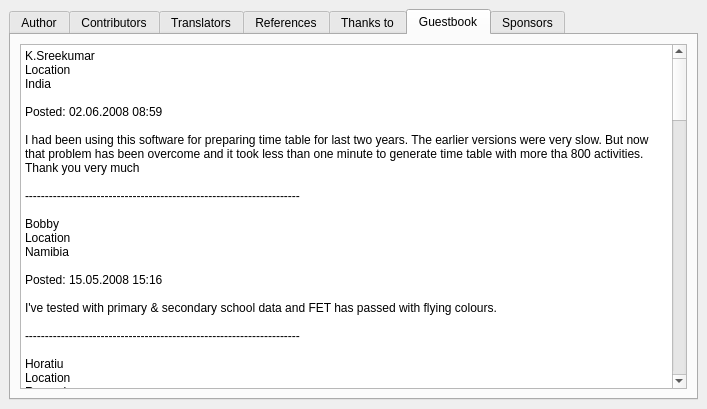
vonmecheln/fet, file fet/src/interface/helpaboutform_template.ui: the form before one commit.
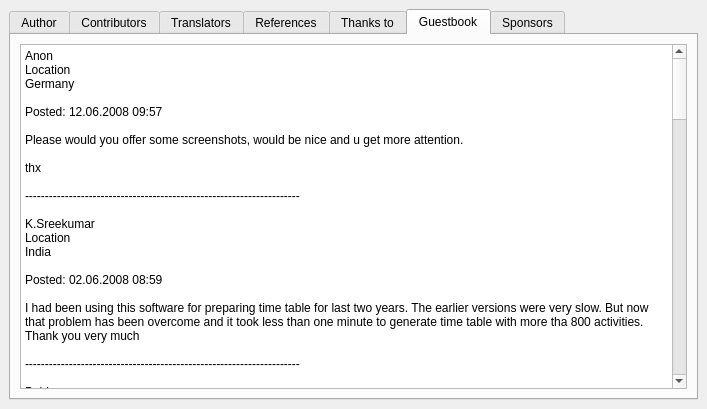
The form after the commit. The open tabs and pages were chosen to show the change.

```diff
--- a/fet/src/interface/helpaboutform_template.ui
+++ b/fet/src/interface/helpaboutform_template.ui
@@ -470,6 +470,18 @@
           <string>&lt;html>&lt;head>&lt;meta name="qrichtext" content="1" />&lt;style type="text/css">
 p, li { white-space: pre-wrap; }
 &lt;/style>&lt;/head>&lt;body style=" font-family:'Sans Serif'; font-size:9pt; font-weight:400; font-style:normal;">
+&lt;p style=" margin-top:0px; margin-bottom:0px; margin-left:0px; margin-right:0px; -qt-block-indent:0; text-indent:0px;">Anon&lt;/p>
+&lt;p style=" margin-top:0px; margin-bottom:0px; margin-left:0px; margin-right:0px; -qt-block-indent:0; text-indent:0px;">Location&lt;/p>
+&lt;p style=" margin-top:0px; margin-bottom:0px; margin-left:0px; margin-right:0px; -qt-block-indent:0; text-indent:0px;">Germany&lt;/p>
+&lt;p style=" margin-top:0px; margin-bottom:0px; margin-left:0px; margin-right:0px; -qt-block-indent:0; text-indent:0px;">	&lt;/p>
+&lt;p style=" margin-top:0px; margin-bottom:0px; margin-left:0px; margin-right:0px; -qt-block-indent:0; text-indent:0px;">Posted: 12.06.2008 09:57&lt;/p>
+&lt;p style="-qt-paragraph-type:empty; margin-top:0px; margin-bottom:0px; margin-left:0px; margin-right:0px; -qt-block-indent:0; text-indent:0px;">&lt;/p>
+&lt;p style=" margin-top:0px; margin-bottom:0px; margin-left:0px; margin-right:0px; -qt-block-indent:0; text-indent:0px;">Please would you offer some screenshots, would be nice and u get more attention.&lt;/p>
+&lt;p style="-qt-paragraph-type:empty; margin-top:0px; margin-bottom:0px; margin-left:0px; margin-right:0px; -qt-block-indent:0; text-indent:0px;">&lt;/p>
+&lt;p style=" margin-top:0px; margin-bottom:0px; margin-left:0px; margin-right:0px; -qt-block-indent:0; text-indent:0px;">thx&lt;/p>
+&lt;p style="-qt-paragraph-type:empty; margin-top:0px; margin-bottom:0px; margin-left:0px; margin-right:0px; -qt-block-indent:0; text-indent:0px;">&lt;/p>
+&lt;p style=" margin-top:0px; margin-bottom:0px; margin-left:0px; margin-right:0px; -qt-block-indent:0; text-indent:0px;">---------------------------------------------------------------------&lt;/p>
+&lt;p style="-qt-paragraph-type:empty; margin-top:0px; margin-bottom:0px; margin-left:0px; margin-right:0px; -qt-block-indent:0; text-indent:0px;">&lt;/p>
 &lt;p style=" margin-top:0px; margin-bottom:0px; margin-left:0px; margin-right:0px; -qt-block-indent:0; text-indent:0px;">K.Sreekumar&lt;/p>
 &lt;p style=" margin-top:0px; margin-bottom:0px; margin-left:0px; margin-right:0px; -qt-block-indent:0; text-indent:0px;">Location&lt;/p>
 &lt;p style=" margin-top:0px; margin-bottom:0px; margin-left:0px; margin-right:0px; -qt-block-indent:0; text-indent:0px;">India&lt;/p>
```
Left out of the diff: 4 changed lines with no effect on the pictures.
